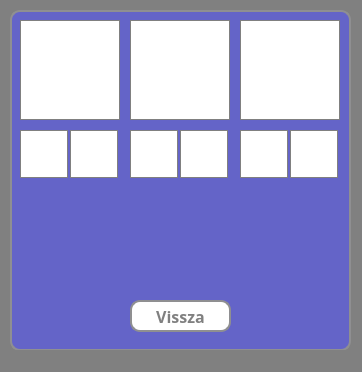
Qt form src/main/resources/ui/default/resultsWindow.ui (pkristof1999/Szakdolgozat) before a commit.
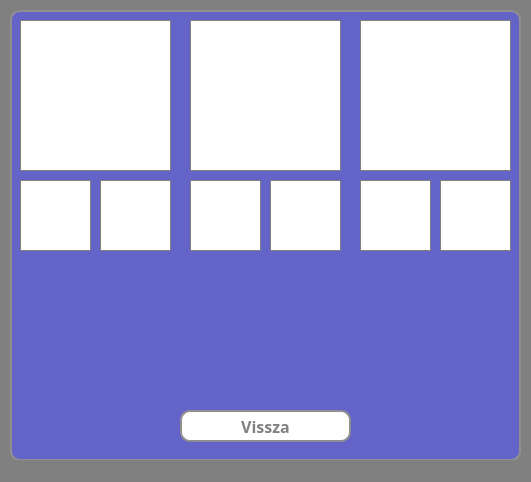
The same form after that commit.

Patch:
```diff
--- a/src/main/resources/ui/default/resultsWindow.ui
+++ b/src/main/resources/ui/default/resultsWindow.ui
@@ -6,8 +6,8 @@
    <rect>
     <x>0</x>
     <y>0</y>
-    <width>362</width>
-    <height>372</height>
+    <width>531</width>
+    <height>482</height>
    </rect>
   </property>
   <property name="windowTitle">
@@ -24,8 +24,8 @@
      <rect>
       <x>10</x>
       <y>10</y>
-      <width>341</width>
-      <height>341</height>
+      <width>511</width>
+      <height>451</height>
      </rect>
     </property>
     <property name="styleSheet">
@@ -43,8 +43,8 @@
       <rect>
        <x>10</x>
        <y>10</y>
-       <width>100</width>
-       <height>100</height>
+       <width>151</width>
+       <height>151</height>
       </rect>
      </property>
      <property name="styleSheet">
@@ -64,10 +64,10 @@
     <widget class="QFrame" name="quizMedal">
      <property name="geometry">
       <rect>
-       <x>120</x>
+       <x>180</x>
        <y>10</y>
-       <width>100</width>
-       <height>100</height>
+       <width>151</width>
+       <height>151</height>
       </rect>
      </property>
      <property name="styleSheet">
@@ -87,10 +87,10 @@
     <widget class="QFrame" name="emailMedal">
      <property name="geometry">
       <rect>
-       <x>230</x>
+       <x>350</x>
        <y>10</y>
-       <width>100</width>
-       <height>100</height>
+       <width>151</width>
+       <height>151</height>
       </rect>
      </property>
      <property name="styleSheet">
@@ -111,9 +111,9 @@
      <property name="geometry">
       <rect>
        <x>10</x>
-       <y>120</y>
-       <width>48</width>
-       <height>48</height>
+       <y>170</y>
+       <width>71</width>
+       <height>71</height>
       </rect>
      </property>
      <property name="styleSheet">
@@ -133,10 +133,10 @@
     <widget class="QFrame" name="badge02">
      <property name="geometry">
       <rect>
-       <x>60</x>
-       <y>120</y>
-       <width>48</width>
-       <height>48</height>
+       <x>90</x>
+       <y>170</y>
+       <width>71</width>
+       <height>71</height>
       </rect>
      </property>
      <property name="styleSheet">
@@ -156,10 +156,10 @@
     <widget class="QFrame" name="badge03">
      <property name="geometry">
       <rect>
-       <x>120</x>
-       <y>120</y>
-       <width>48</width>
-       <height>48</height>
+       <x>180</x>
+       <y>170</y>
+       <width>71</width>
+       <height>71</height>
       </rect>
      </property>
      <property name="styleSheet">
@@ -179,10 +179,10 @@
     <widget class="QFrame" name="badge04">
      <property name="geometry">
       <rect>
-       <x>170</x>
-       <y>120</y>
-       <width>48</width>
-       <height>48</height>
+       <x>260</x>
+       <y>170</y>
+       <width>71</width>
+       <height>71</height>
       </rect>
      </property>
      <property name="styleSheet">
@@ -202,10 +202,10 @@
     <widget class="QFrame" name="badge05">
      <property name="geometry">
       <rect>
-       <x>230</x>
-       <y>120</y>
-       <width>48</width>
-       <height>48</height>
+       <x>350</x>
+       <y>170</y>
+       <width>71</width>
+       <height>71</height>
       </rect>
      </property>
      <property name="styleSheet">
@@ -225,10 +225,10 @@
     <widget class="QFrame" name="badge06">
      <property name="geometry">
       <rect>
-       <x>280</x>
-       <y>120</y>
-       <width>48</width>
-       <height>48</height>
+       <x>430</x>
+       <y>170</y>
+       <width>71</width>
+       <height>71</height>
       </rect>
      </property>
      <property name="styleSheet">
@@ -248,9 +248,9 @@
     <widget class="QLabel" name="userScore">
      <property name="geometry">
       <rect>
-       <x>20</x>
-       <y>190</y>
-       <width>301</width>
+       <x>90</x>
+       <y>270</y>
+       <width>331</width>
        <height>81</height>
       </rect>
      </property>
@@ -272,9 +272,9 @@
     <widget class="QPushButton" name="backButton">
      <property name="geometry">
       <rect>
-       <x>120</x>
-       <y>290</y>
-       <width>101</width>
+       <x>170</x>
+       <y>400</y>
+       <width>171</width>
        <height>32</height>
       </rect>
      </property>
```
Left out of the diff: 6 changed lines with no effect on the pictures.
